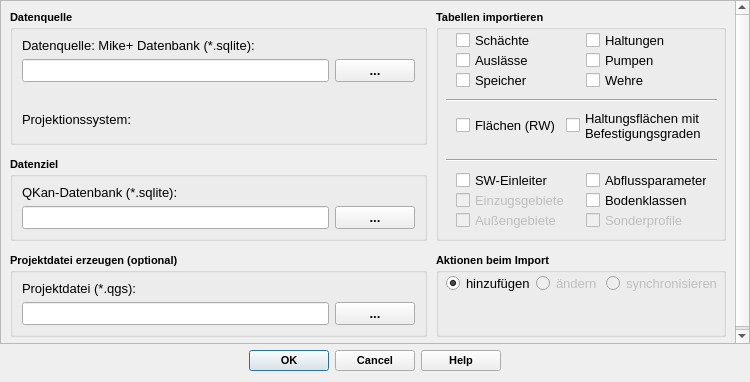
Qt form qkan/muporter/res/mu_import_dialog_base.ui (SonkeHoffmann/QKan-1) before a commit.
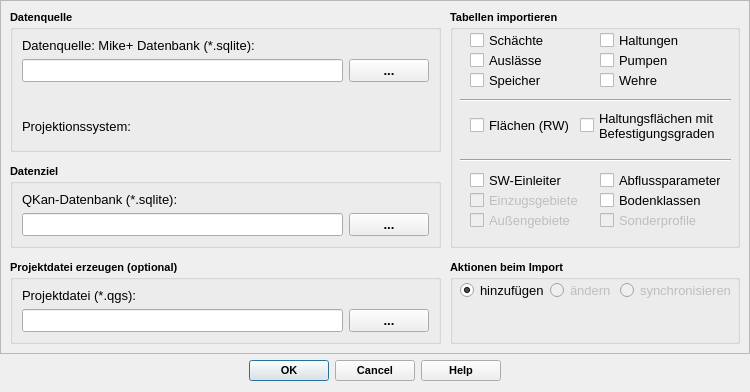
The same form after that commit. Custom widgets are drawn as their Qt base class.

```diff
--- a/qkan/muporter/res/mu_import_dialog_base.ui
+++ b/qkan/muporter/res/mu_import_dialog_base.ui
@@ -7,19 +7,19 @@
     <x>0</x>
     <y>0</y>
     <width>750</width>
-    <height>382</height>
+    <height>392</height>
    </rect>
   </property>
   <property name="minimumSize">
    <size>
-    <width>250</width>
+    <width>280</width>
     <height>150</height>
    </size>
   </property>
   <property name="maximumSize">
    <size>
     <width>16777215</width>
-    <height>382</height>
+    <height>410</height>
    </size>
   </property>
   <property name="font">
@@ -51,7 +51,7 @@
         <x>0</x>
         <y>0</y>
         <width>748</width>
-        <height>342</height>
+        <height>352</height>
        </rect>
       </property>
       <layout class="QGridLayout" name="gridLayout">
```
Left out of the diff: 2 changed lines with no effect on the pictures.
